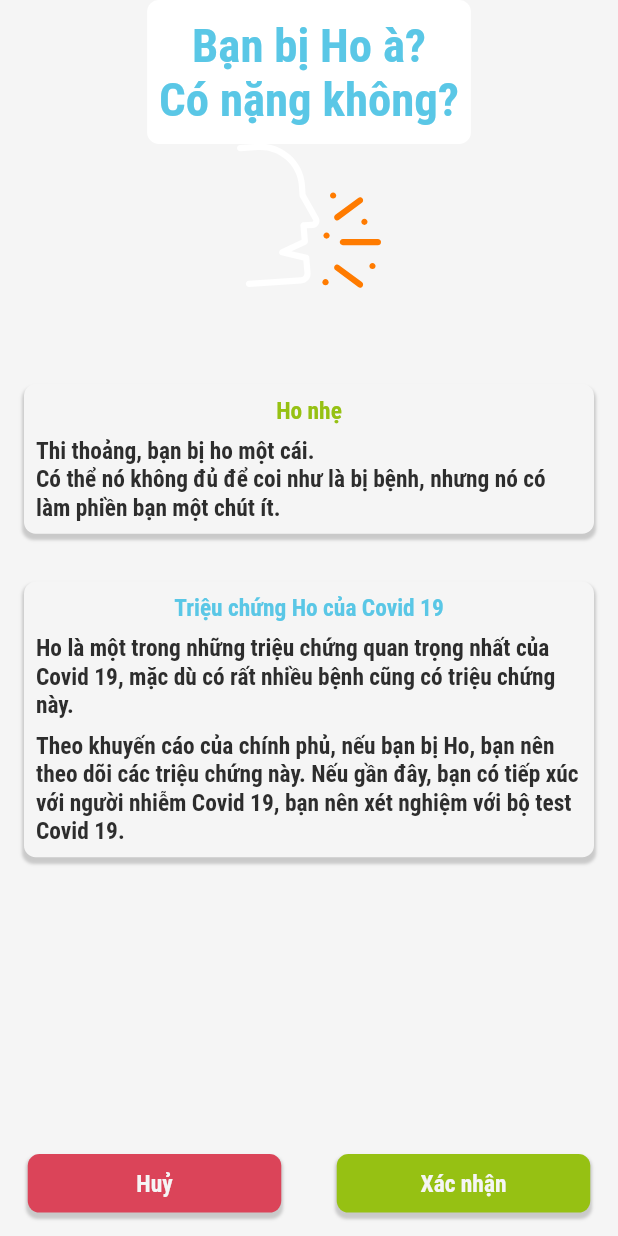
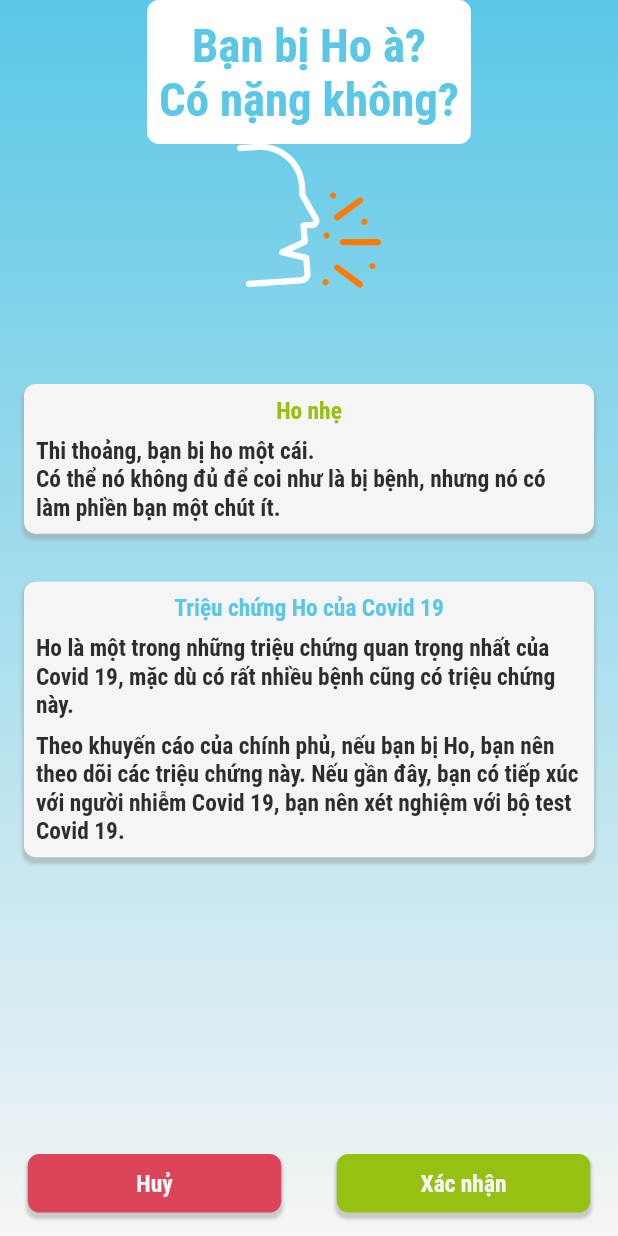
Before and after one commit to MinhTran0311/CovidDiary, a Flutter app: the SymptomDetail screen opened directly with empty values, on a phone screen of 412 x 824 dp. Run offline on Flutter 3.47's test engine with Material 2 defaults, Android fonts, the phone set to English and light mode, and no system bars; our stand-ins replace flutter_screenutil, flutter_svg, jiffy, mask_text_input_formatter, modal_bottom_sheet, photo_view and 2 more; accounts and stored records are empty.

Commit message:
fix background SymptomDetail

```diff
--- a/lib/core/HealthDiary/symptom_detail.dart
+++ b/lib/core/HealthDiary/symptom_detail.dart
@@ -182,7 +182,8 @@ class _SymptomDetailState extends State<SymptomDetail> {
 
     Color sliderThumbColor = lerpGradient(redgreenGradient, currentValue);
 
-    return Stack(
+    return Scaffold(
+      body: Stack(
         textDirection: TextDirection.ltr,
         children: [
           //*
@@ -196,8 +197,7 @@ class _SymptomDetailState extends State<SymptomDetail> {
             ),
           ),
           // */
-        Scaffold(
-          body: Column(
+          Column(
             children: [
               Expanded(
                 child: Column(
@@ -368,8 +368,8 @@ class _SymptomDetailState extends State<SymptomDetail> {
               ),
             ],
           ),
+        ],
       ),
-      ],
     );
   }
 }
```
Lines whose indentation alone changed are shown as unchanged.
